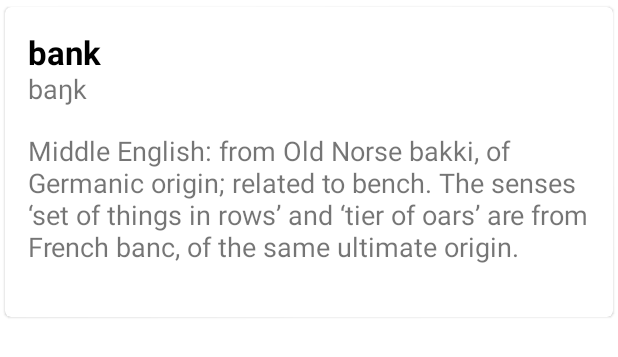
After one commit to Dhruv-Limbachiya/Dictionary-MVVM, an Android app: the layout layout_word_item.xml on its own in the app's theme, with its tools: preview values and no code run, on a phone screen of 412 x 824 dp. The commit adds this screen. Shown: the top 357 px of the screen. Run offline under Robolectric (Android 15) with nearby library versions, the phone set to English and light mode, and no system bars.

Commit message:
main activity and words list row item ui.

```diff
--- /dev/null
+++ b/app/src/main/res/layout/layout_word_item.xml
@@ -0,0 +1,50 @@
+<?xml version="1.0" encoding="utf-8"?>
+<com.google.android.material.card.MaterialCardView xmlns:android="http://schemas.android.com/apk/res/android"
+    xmlns:app="http://schemas.android.com/apk/res-auto"
+    xmlns:tools="http://schemas.android.com/tools"
+    android:layout_width="match_parent"
+    android:layout_height="wrap_content"
+    app:cardUseCompatPadding="true"
+    app:contentPadding="16dp">
+
+    <LinearLayout
+        android:layout_width="match_parent"
+        android:layout_height="wrap_content"
+        android:orientation="vertical">
+
+        <TextView
+            android:id="@+id/tv_word"
+            android:layout_width="match_parent"
+            android:layout_height="wrap_content"
+            android:textColor="@color/black"
+            android:textSize="22sp"
+            android:textStyle="bold"
+            tools:text="bank" />
+
+        <TextView
+            android:id="@+id/tv_phonetic"
+            android:layout_width="match_parent"
+            android:layout_height="wrap_content"
+            android:includeFontPadding="false"
+            android:textSize="18sp"
+            tools:text="baŋk" />
+
+        <TextView
+            android:id="@+id/tv_origin"
+            android:layout_width="match_parent"
+            android:layout_height="wrap_content"
+            android:layout_marginTop="20dp"
+            android:includeFontPadding="false"
+            android:textSize="18sp"
+            tools:text="Middle English: from Old Norse bakki, of Germanic origin; related to bench. The senses ‘set of things in rows’ and ‘tier of oars’ are from French banc, of the same ultimate origin." />
+
+        <LinearLayout
+            android:id="@+id/dynamic_layout"
+            android:layout_width="wrap_content"
+            android:layout_height="wrap_content"
+            android:layout_marginTop="20dp"
+            android:orientation="vertical" />
+
+    </LinearLayout>
+
+</com.google.android.material.card.MaterialCardView>
--- a/app/src/main/res/values/strings.xml
+++ b/app/src/main/res/values/strings.xml
@@ -1,3 +1,4 @@
 <resources>
     <string name="app_name">Dictionary</string>
+    <string name="hint_search_word">Search word...</string>
 </resources>
```
Also changed, not shown: app/src/main/java/com/example/dictionary/ui/MainActivity.kt (+16 -0 lines), app/src/main/res/drawable/ic_search.xml (added, +10 -0 lines), app/src/main/res/layout/activity_main.xml (+34 -4 lines).
